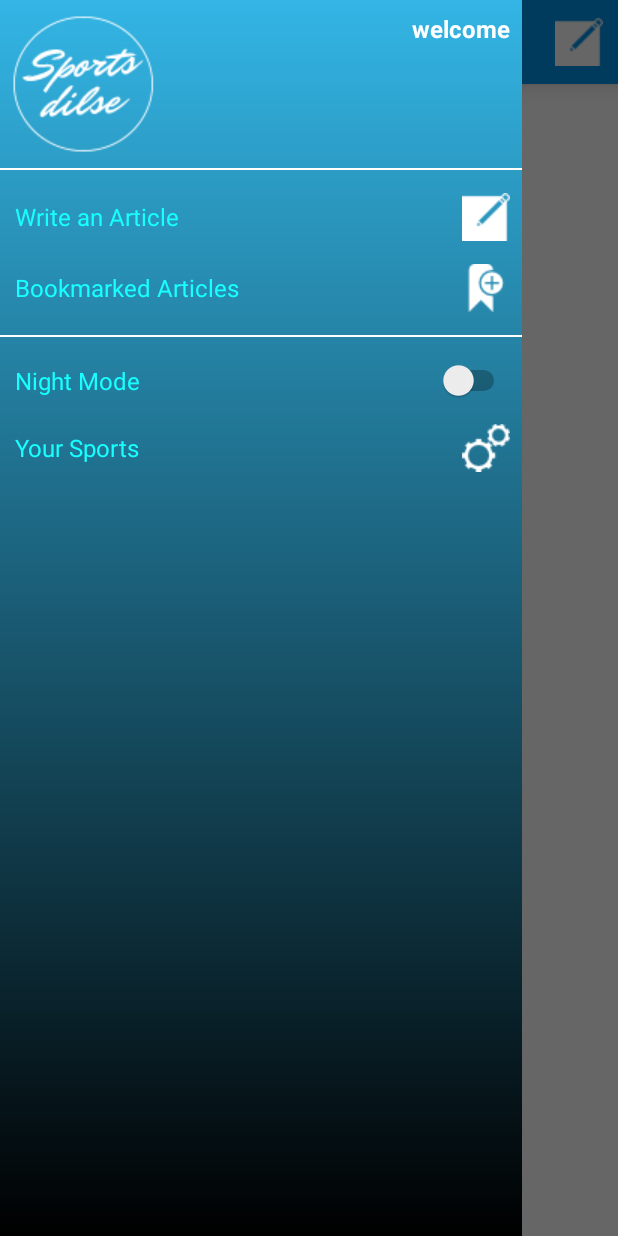
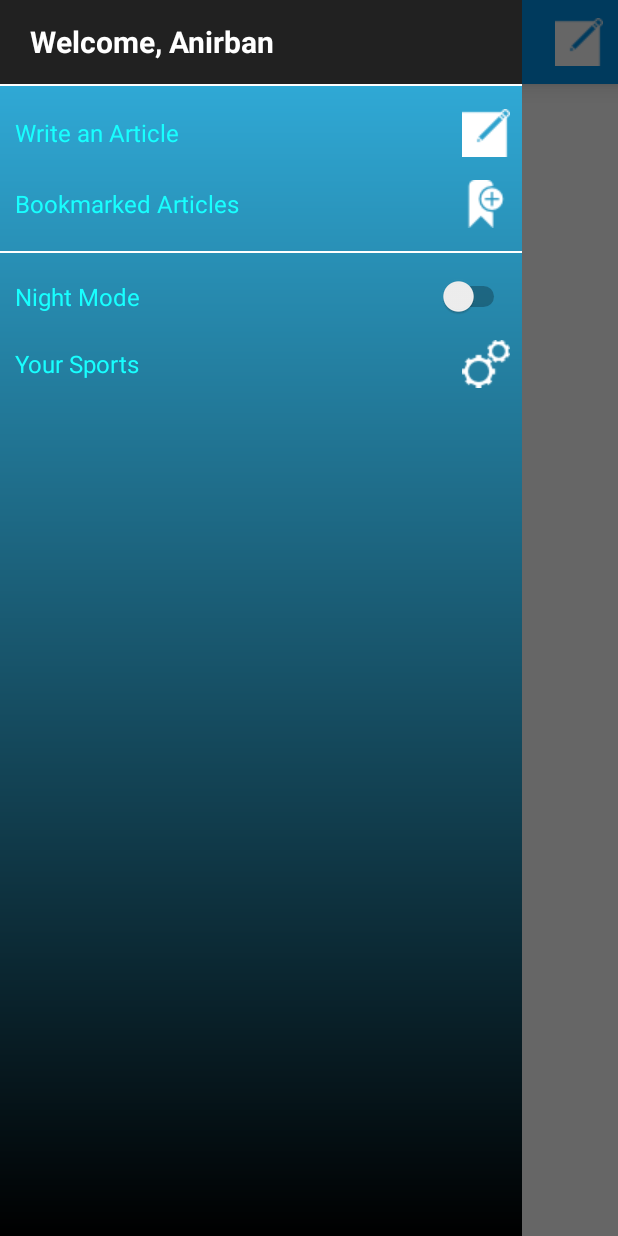
Before and after one commit to come4ranirban/SportsDilSe, an Android app: the screen it shows after launch (MainActivity), with the side drawer open, on a phone screen of 412 x 824 dp. Run offline under Robolectric (Android 15) with nearby library versions, the phone set to English and light mode, and no system bars; our stand-ins replace AdMob, Firebase (no records; nobody signed in at launch, a user with empty details on screens opened directly); libraries missing offline, so code that uses them is left out: com.facebook.drawee; 1 statement that could not run was skipped.

```diff
--- a/app/src/main/java/com/example/asarka1x/sportsdilse/Const.java
+++ b/app/src/main/java/com/example/asarka1x/sportsdilse/Const.java
@@ -18,11 +18,13 @@ public class Const {
     static String news=null;
     static boolean nightmode,starttempid, internet;
     static int newsCount=0;
+    static StringBuffer sportsSelected= new StringBuffer();//sports selected on navigation drawer
     static boolean phone_state_permission;
     static boolean allSports,cricket,football,tennis,badminton,formula1,hockey,trackfield,other,setadapter,showadapter;
     static ArrayList<String> uid= new ArrayList<>();
     static ArrayList<String> newsid= new ArrayList<>();
     static ArrayList<String> tempid= new ArrayList<>();
+    static ArrayList<String> sportsdisplayid= new ArrayList<>();
     static ArrayList<String> matchDetails= new ArrayList<>();
     static ArrayList<Object> newsDetails= new ArrayList<>();
     static ArrayList<MyPagerAdapter> pageHistory= new ArrayList<>();
--- a/app/src/main/res/layout/navigationfragment.xml
+++ b/app/src/main/res/layout/navigationfragment.xml
@@ -4,6 +4,23 @@
     android:layout_height="match_parent"
     android:background="@drawable/reverseimagegradient"
     android:orientation="vertical">
+
+    <LinearLayout
+        android:layout_width="match_parent"
+        android:layout_height="?android:attr/actionBarSize"
+        android:background="@color/colorPrimaryDark"
+        android:orientation="horizontal">
+
+        <TextView
+            android:layout_width="wrap_content"
+            android:layout_height="wrap_content"
+            android:layout_gravity="center"
+            android:layout_marginLeft="20dp"
+            android:text="Welcome, Anirban"
+            android:textColor="@color/white"
+            android:textSize="20sp"
+            android:textStyle="bold"/>
+    </LinearLayout>
 
     <ScrollView
         android:layout_width="match_parent"
@@ -15,47 +32,10 @@
             android:layout_height="match_parent"
             android:orientation="vertical">
 
-
-            <LinearLayout
-                android:layout_width="match_parent"
-                android:layout_height="wrap_content"
-                android:orientation="horizontal">
-
-                <ImageView
-                    android:layout_width="wrap_content"
-                    android:layout_height="wrap_content"
-                    android:padding="8dp"
-                    android:src="@drawable/logo"/>
-
-                <View
-                    android:layout_width="0dp"
-                    android:layout_height="match_parent"
-                    android:layout_weight="1"/>
-
-                <LinearLayout
-                    android:layout_width="wrap_content"
-                    android:layout_height="wrap_content"
-                    android:layout_margin="8dp"
-                    android:orientation="vertical">
-
-                    <TextView
-                        android:layout_width="wrap_content"
-                        android:layout_height="0dp"
-                        android:layout_weight="5"
-                        android:text="welcome"
-                        android:textColor="@color/white"
-                        android:textSize="16sp"
-                        android:textStyle="bold"
-                        />
-
-                </LinearLayout>
-
-            </LinearLayout>
-
             <View
                 android:layout_width="match_parent"
                 android:layout_height="1dp"
-                android:background="#FFFFFF"/>
+                android:background="#FFFFFF" />
 
             <!-- WRITE AN ARTICLE-->
             <LinearLayout
```
Also changed, not shown: app/src/main/java/com/example/asarka1x/sportsdilse/ArticleDetails.java (+38 -43 lines), app/src/main/java/com/example/asarka1x/sportsdilse/SelectedSportsAdapter.java (+43 -1 lines), app/src/main/java/com/example/asarka1x/sportsdilse/SportsPicked.java (added, +150 -0 lines), app/src/main/java/com/example/asarka1x/sportsdilse/SportsPickedDisplayAdapter.java (added, +59 -0 lines), app/src/main/res/layout/articledetails.xml (+11 -7 lines).
